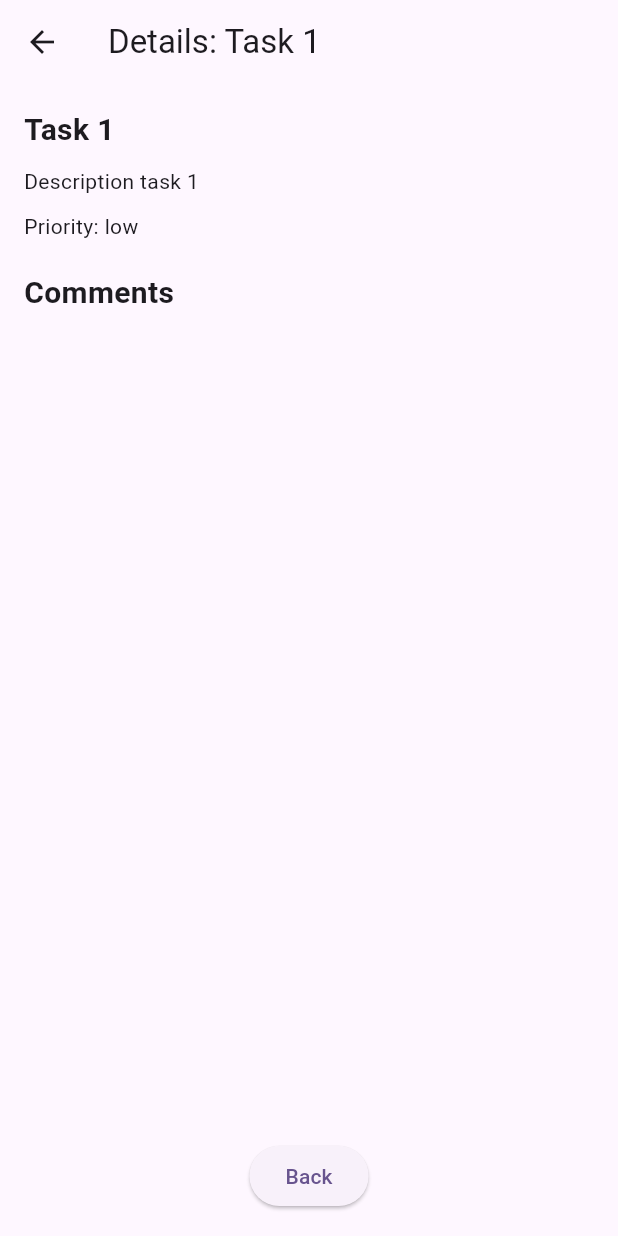
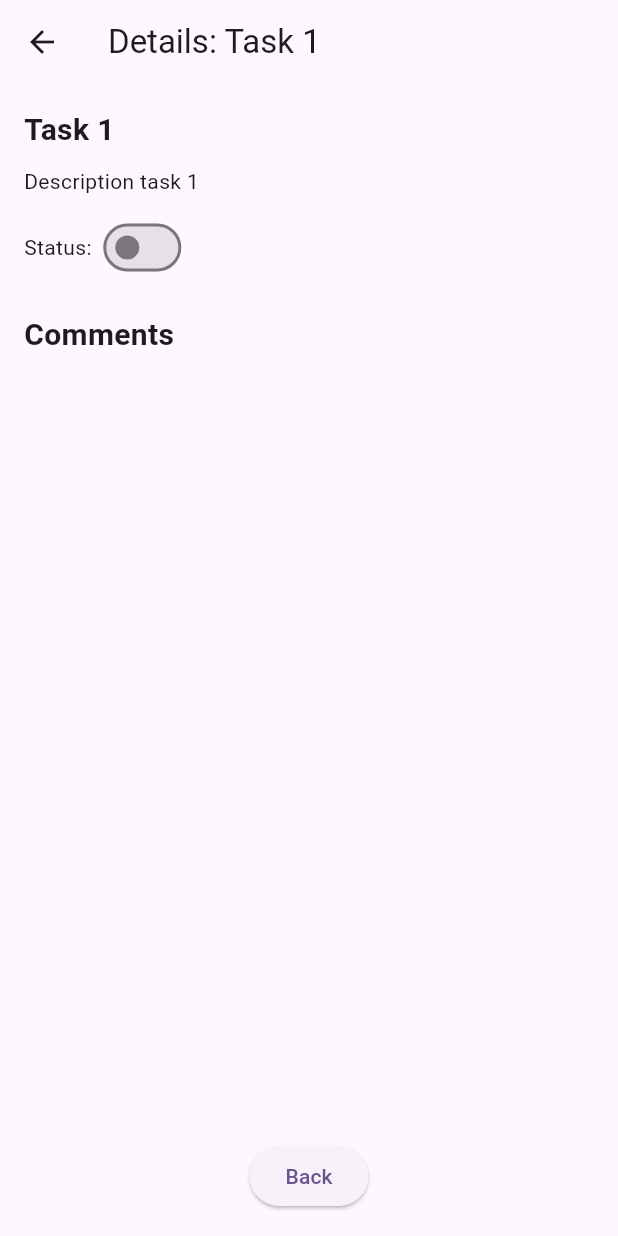
Before and after one commit to LorenzoBondan/Tasks-Management, a Flutter app: the TaskDetailsPage screen opened directly with sample values from the repository, on a phone screen of 412 x 824 dp. Run offline on Flutter 3.47's test engine with Material 3 defaults, Android fonts, the phone set to English and light mode, and no system bars.

Commit message:
add isCompleted toggle option to task details page

```diff
--- a/lib/repositories/task_repository.dart
+++ b/lib/repositories/task_repository.dart
@@ -3,26 +3,33 @@ import 'package:tasks_management/entities/task.dart';
 
 class TaskRepository {
   final List<Task> list = [
-    Task(id: 1, title: "Task 1", description: 'Description task 1', priority: Priority.low),
-    Task(id: 2, title: "Task 2", description: 'Description task 2', priority: Priority.normal),
-    Task(id: 3, title: "Task 3", description: 'Description task 3', priority: Priority.high),
+    Task(id: 1, title: "Task 1", description: 'Description task 1', priority: Priority.low, isCompleted: false),
+    Task(id: 2, title: "Task 2", description: 'Description task 2', priority: Priority.normal, isCompleted: false),
+    Task(id: 3, title: "Task 3", description: 'Description task 3', priority: Priority.high, isCompleted: false),
   ];
 
   List<Task> get findAll => list;
 
   Task? findById(int id) {
-    return list.firstWhere((obj) => obj.id == id, orElse: () => Task(id: 0, title: '', description: '', priority: Priority.low));
+    return list.firstWhere((obj) => obj.id == id, orElse: () => Task(id: 0, title: '', description: '', priority: Priority.low, isCompleted: false));
   }
 
   void create(Task obj) {
     final newId = list.isNotEmpty ? list.last.id + 1 : 1;
-    list.add(Task(id: newId, title: obj.title, description: obj.description, priority: obj.priority));
+    list.add(Task(id: newId, title: obj.title, description: obj.description, priority: obj.priority, isCompleted: false));
   }
 
   void update(Task obj) {
     final index = list.indexWhere((p) => p.id == obj.id);
     if (index != -1) {
       list[index] = obj;
+    }
+  }
+
+  void updateIsCompleted(int taskId) {
+    final index = list.indexWhere((p) => p.id == taskId);
+    if (index != -1) {
+      list[index].isCompleted = !list[index].isCompleted;
     }
   }
 
--- a/lib/services/task_service.dart
+++ b/lib/services/task_service.dart
@@ -22,6 +22,11 @@ class TaskService extends ChangeNotifier {
     notifyListeners();
   }
 
+  void updateIsCompleted(int taskId) {
+    repository.updateIsCompleted(taskId);
+    notifyListeners();
+  }
+
   void updatePriority(int taskId, Priority priority) {
     repository.updatePriority(taskId, priority);
     notifyListeners();
--- a/lib/view/tasks/task_details_page.dart
+++ b/lib/view/tasks/task_details_page.dart
@@ -1,37 +1,71 @@
 import 'package:flutter/material.dart';
 import 'package:tasks_management/entities/task.dart';
+import 'package:tasks_management/services/comment_service.dart';
+import 'package:tasks_management/services/task_service.dart';
 import 'package:tasks_management/utils/formatters.dart';
 
-class TaskDetailsPage extends StatelessWidget {
+class TaskDetailsPage extends StatefulWidget {
   final Task task;
+  final VoidCallback onToggleCompletion;
 
-  const TaskDetailsPage({super.key, required this.task});
+  const TaskDetailsPage({super.key, required this.task, required this.onToggleCompletion});
+
+  @override
+  TaskDetailsPageState createState() => TaskDetailsPageState();
+}
+
+class TaskDetailsPageState extends State<TaskDetailsPage> {
+  late TaskService service = TaskService();
+  late CommentService commentService = CommentService();
+  late bool isCompleted;
+
+  @override
+  void initState() {
+    super.initState();
+    isCompleted = widget.task.isCompleted;
+  }
+
+  void _toggleCompletion() {
+    setState(() {
+      isCompleted = !isCompleted;
+      service.updateIsCompleted(widget.task.id);
+    });
+    widget.onToggleCompletion();
+  }
 
   @override
   Widget build(BuildContext context) {
-
     return Scaffold(
-      appBar: AppBar(title: Text('Details: ${task.title}')),
+      appBar: AppBar(title: Text('Details: ${widget.task.title}')),
       body: Padding(
         padding: const EdgeInsets.all(16),
         child: Column(
           crossAxisAlignment: CrossAxisAlignment.start,
           children: [
 
-            Text(task.title, style: const TextStyle(fontSize: 20, fontWeight: FontWeight.bold)),
+            Text(widget.task.title, style: const TextStyle(fontSize: 20, fontWeight: FontWeight.bold)),
             const SizedBox(height: 10),
-            Text(task.description, style: const TextStyle(fontSize: 14)),
+
+            Text(widget.task.description, style: const TextStyle(fontSize: 14)),
             const SizedBox(height: 10),
-            Text('Priority: ${task.priority.name}', style: const TextStyle(fontSize: 14)),
 
+            Row(
+              children: [
+                Text('Status: ', style: const TextStyle(fontSize: 14)),
+                Switch(
+                  value: isCompleted,
+                  onChanged: (value) => _toggleCompletion(),
+                ),
+              ],
+            ),
             const SizedBox(height: 20),
 
             Text('Comments', style: const TextStyle(fontSize: 20, fontWeight: FontWeight.bold)),
             Expanded(
               child: ListView.builder(
-                itemCount: task.comments.length,
+                itemCount: widget.task.comments.length,
                 itemBuilder: (context, index) {
-                  final item = task.comments[index];
+                  final item = widget.task.comments[index];
                   return ListTile(
                     title: Text(item.text, style: const TextStyle(fontSize: 14)),
                     subtitle: Text(formatDate(item.moment), style: const TextStyle(fontSize: 12)),
@@ -42,9 +76,7 @@ class TaskDetailsPage extends StatelessWidget {
 
             Center(
               child: ElevatedButton(
-                onPressed: () {
-                  Navigator.pop(context);
-                },
+                onPressed: () => Navigator.pop(context),
                 child: const Text('Back'),
               ),
             ),
```
